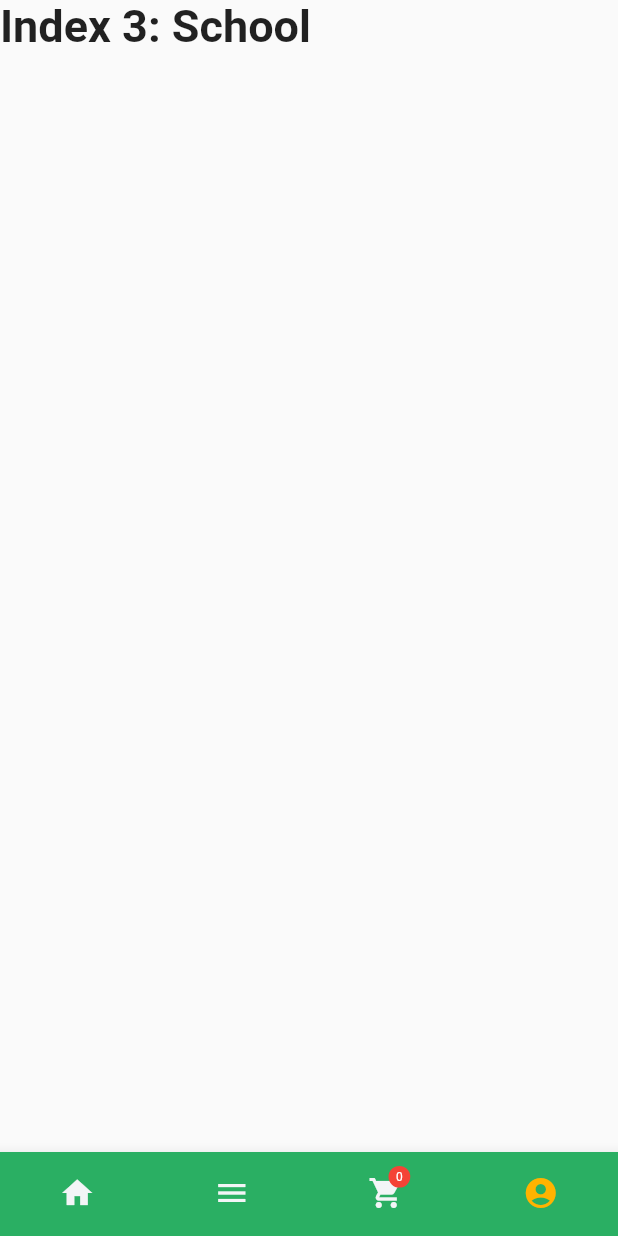
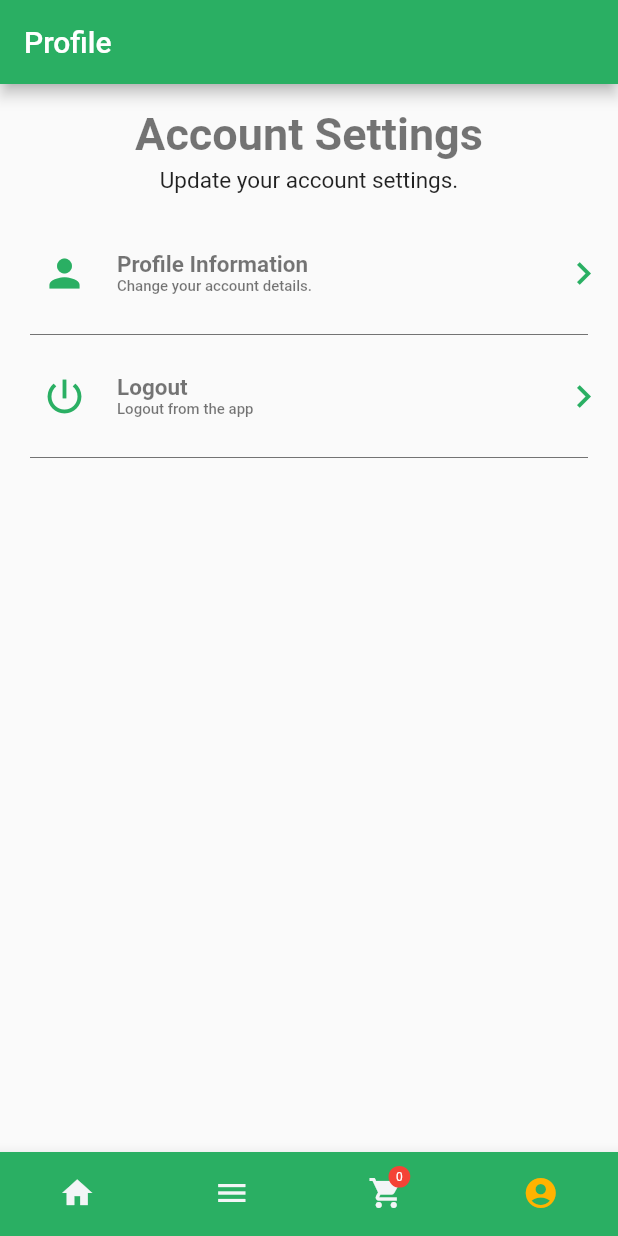
Before and after one commit to NNJ16/shopping_app, a Flutter app: the MainScreen screen opened directly, item 4 of the bottom bar chosen, on a phone screen of 412 x 824 dp. Run offline on Flutter 3.47's test engine with Material 2 defaults, Android fonts, the phone set to English and light mode, and no system bars; drawn by our look-alikes of badges; our stand-ins replace cloud_firestore, firebase_auth, firebase_core, firebase_storage, google_sign_in, image_picker; missing offline and left inert: outline_search_bar; accounts and stored records are empty; network calls fail.

Commit message:
Implement account Screen

```diff
--- /dev/null
+++ b/lib/components/account_button.dart
@@ -0,0 +1,68 @@
+import 'package:flutter/material.dart';
+import 'package:shopping_app/components/constants.dart';
+
+class AccountButton extends StatelessWidget {
+  const AccountButton(
+      {required this.title,
+      required this.subTitle,
+      required this.icon,
+      required this.onPressed});
+  final String title;
+  final String subTitle;
+  final IconData icon;
+  final Function() onPressed;
+
+  @override
+  Widget build(BuildContext context) {
+    return TextButton(
+      onPressed: onPressed,
+      style: TextButton.styleFrom(
+          alignment: Alignment.centerLeft, primary: Colors.black54),
+      child: Padding(
+        padding: const EdgeInsets.fromLTRB(20, 10, 0, 10),
+        child: Row(
+          crossAxisAlignment: CrossAxisAlignment.start,
+          mainAxisAlignment: MainAxisAlignment.spaceBetween,
+          children: [
+            Row(
+              crossAxisAlignment: CrossAxisAlignment.start,
+              children: [
+                Icon(
+                  icon,
+                  color: kPrimaryColor,
+                  size: 30,
+                ),
+                const SizedBox(
+                  width: 20,
+                ),
+                Column(
+                  crossAxisAlignment: CrossAxisAlignment.start,
+                  children: [
+                    Text(
+                      title,
+                      style: const TextStyle(
+                        fontSize: 15,
+                        fontWeight: FontWeight.bold,
+                      ),
+                    ),
+                    Text(
+                      subTitle,
+                      style: const TextStyle(
+                        fontSize: 10,
+                      ),
+                    ),
+                  ],
+                ),
+              ],
+            ),
+            const Icon(
+              Icons.chevron_right,
+              color: kPrimaryColor,
+              size: 30,
+            ),
+          ],
+        ),
+      ),
+    );
+  }
+}
--- /dev/null
+++ b/lib/screens/account_screen.dart
@@ -0,0 +1,77 @@
+import 'package:flutter/material.dart';
+import 'package:shopping_app/components/constants.dart';
+import '../components/account_button.dart';
+import '../services/authentication_service.dart';
+import 'login_screen.dart';
+
+class AccountScreen extends StatelessWidget {
+  @override
+  Widget build(BuildContext context) {
+    return Scaffold(
+      appBar: AppBar(
+        title: const Text("Profile"),
+        backgroundColor: kPrimaryColor,
+      ),
+      body: Container(
+        child: SafeArea(
+          child: Column(
+            mainAxisAlignment: MainAxisAlignment.start,
+            crossAxisAlignment: CrossAxisAlignment.stretch,
+            children: [
+              const Padding(
+                padding: EdgeInsets.fromLTRB(0, 16, 0, 4),
+                child: Text(
+                  "Account Settings",
+                  textAlign: TextAlign.center,
+                  style: TextStyle(
+                      fontSize: 30,
+                      color: Colors.black54,
+                      fontWeight: FontWeight.bold),
+                ),
+              ),
+              const Text(
+                "Update your account settings.",
+                textAlign: TextAlign.center,
+                style: TextStyle(
+                  fontSize: 15,
+                ),
+              ),
+              Padding(
+                padding: const EdgeInsets.only(top: 20),
+                child: AccountButton(
+                  title: "Profile Information",
+                  subTitle: "Change your account details.",
+                  icon: Icons.person,
+                  onPressed: () {},
+                ),
+              ),
+              const Divider(
+                color: Colors.black54,
+                indent: 20,
+                endIndent: 20,
+              ),
+              AccountButton(
+                title: "Logout",
+                subTitle: "Logout from the app",
+                icon: Icons.power_settings_new,
+                onPressed: () {
+                  Authentication.signOut(context: context);
+                  Navigator.of(context).pushReplacement(
+                    MaterialPageRoute(
+                      builder: (context) => const LoginScreen(),
+                    ),
+                  );
+                },
+              ),
+              const Divider(
+                color: Colors.black54,
+                indent: 20,
+                endIndent: 20,
+              ),
+            ],
+          ),
+        ),
+      ),
+    );
+  }
+}
--- a/lib/screens/admin/admin_screen.dart
+++ b/lib/screens/admin/admin_screen.dart
@@ -1,6 +1,7 @@
 import 'package:flutter/material.dart';
 import 'package:shopping_app/components/constants.dart';
 import 'package:shopping_app/screens/admin/item/add_item.dart';
+import '../login_screen.dart';
 import 'dashboard_screen.dart';
 import 'item/item_screen.dart';
 import 'order/order_screen.dart';
@@ -165,8 +166,11 @@ class _AdminScreenState extends State<AdminScreen> {
                 ],
               ),
               onTap: () {
-                Navigator.pop(context);
-                Navigator.pop(context);
+                  Navigator.of(context).pushReplacement(
+                    MaterialPageRoute(
+                      builder: (context) => const LoginScreen(),
+                    ),
+                  );
               },
             ),
           ],
--- a/lib/screens/main_screen.dart
+++ b/lib/screens/main_screen.dart
@@ -2,6 +2,7 @@ import 'package:badges/badges.dart';
 import 'package:flutter/material.dart';
 import 'package:shopping_app/components/constants.dart';
 import 'package:shopping_app/dto/item_dto.dart';
+import 'package:shopping_app/screens/account_screen.dart';
 import 'package:shopping_app/screens/cart_screen.dart';
 import 'package:shopping_app/screens/home_screen.dart';
 import 'package:shopping_app/services/authentication_service.dart';
@@ -29,10 +30,7 @@ class _MainScreenState extends State<MainScreen> {
           style: optionStyle,
         ),
         CartSreen(cartItemList: _cartItemList, callBack: deleteCart,),
-        Text(
-          'Index 3: School',
-          style: optionStyle,
-        ),
+        AccountScreen()
       ];
 
   @override
@@ -55,9 +53,6 @@ class _MainScreenState extends State<MainScreen> {
   }
 
   void _onItemTapped(int index) {
-    if(index == 3){
-      Authentication.signOut(context: context);
-    }
     setState(() {
       _selectedIndex = index;
     });
```
